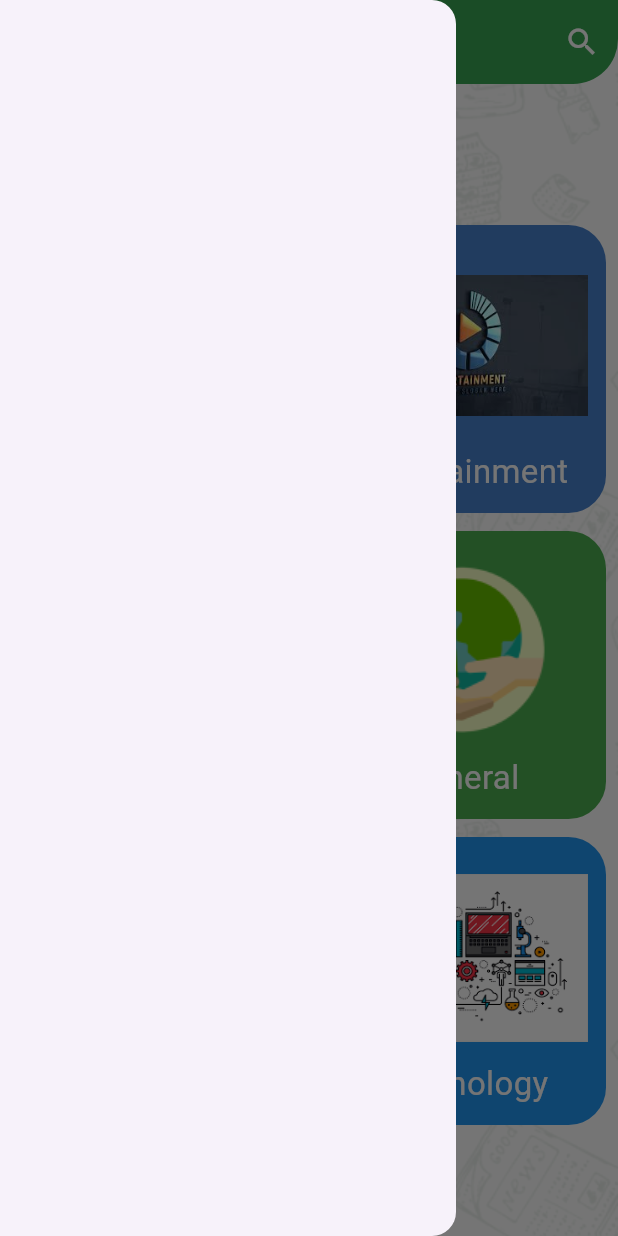
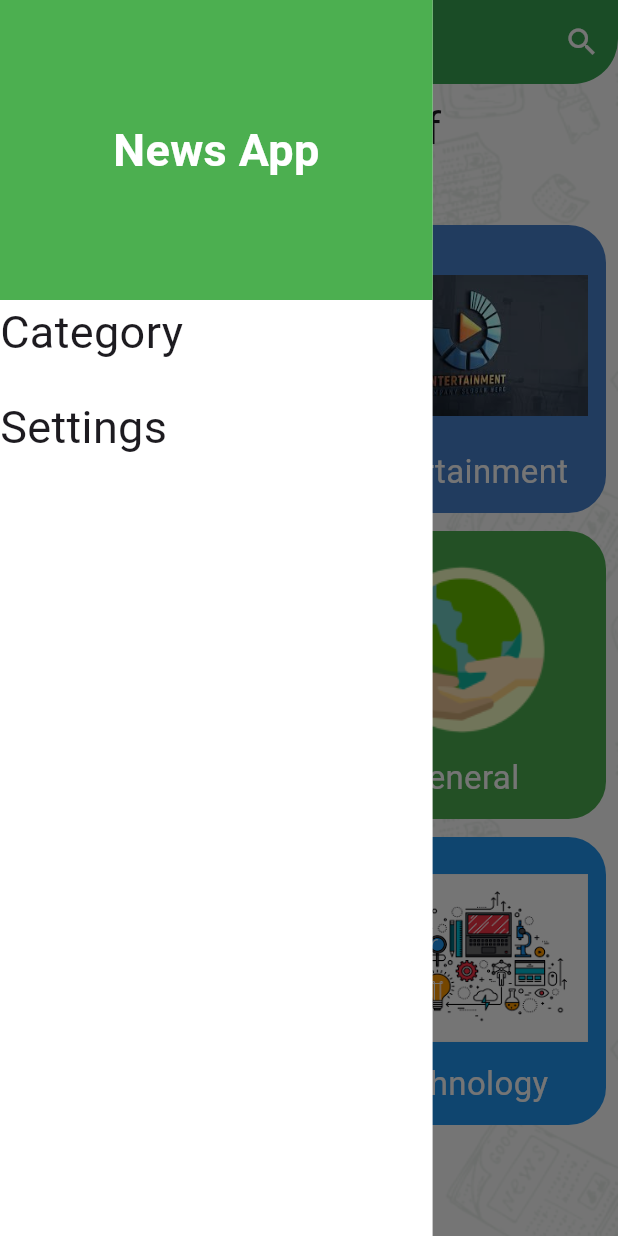
Before and after one commit to Ibrahim8545/News, a Flutter app: the screen it shows after launch, with the side drawer open, on a phone screen of 412 x 824 dp. Run offline on Flutter 3.47's test engine with Material 3 defaults, Android fonts, the phone set to English and light mode, and no system bars.

Commit message:
click to category to go news of same category

```diff
--- a/lib/home_screen.dart
+++ b/lib/home_screen.dart
@@ -1,11 +1,20 @@
 import 'package:flutter/material.dart';
+import 'package:newsapp/models/category_model.dart';
 import 'package:newsapp/utils/app_colors.dart';
 import 'package:newsapp/widget/categories_tab.dart';
+import 'package:newsapp/widget/drawer_item.dart';
 import 'package:newsapp/widget/news_ui.dart';
 
-class HomeScreen extends StatelessWidget {
+class HomeScreen extends StatefulWidget {
   static const String routeName = '/home_screen';
-  const HomeScreen({super.key});
+  HomeScreen({super.key});
+
+  @override
+  State<HomeScreen> createState() => _HomeScreenState();
+}
+
+class _HomeScreenState extends State<HomeScreen> {
+  CategoryModel? categoryModel;
 
   @override
   Widget build(BuildContext context) {
@@ -13,13 +22,13 @@ class HomeScreen extends StatelessWidget {
       decoration: BoxDecoration(
         color: Colors.white,
         image: DecorationImage(
-
           image: AssetImage('assets/images/pattern.png'),
-          fit: BoxFit.cover),
+          fit: BoxFit.cover,
+        ),
       ),
       child: Scaffold(
         backgroundColor: Colors.transparent,
-         drawer:Drawer(),
+        drawer: DrawerItem(onClick:onDrawerClicked ),
         appBar: AppBar(
           iconTheme: IconThemeData(color: Colors.white),
           title: const Text(
@@ -27,25 +36,50 @@ class HomeScreen extends StatelessWidget {
             style: TextStyle(
               color: Colors.white,
               fontSize: 25,
-              fontWeight: FontWeight.bold
-              ),
-
+              fontWeight: FontWeight.bold,
             ),
+          ),
           centerTitle: true,
           backgroundColor: AppColors.green,
-          shape:const  RoundedRectangleBorder(
-            borderRadius:BorderRadius.only(
+          shape: const RoundedRectangleBorder(
+            borderRadius: BorderRadius.only(
               bottomLeft: Radius.circular(30),
               bottomRight: Radius.circular(30),
-            )
-             ),
-             actions: [
-              IconButton(onPressed: (){}, icon: Icon(Icons.search)),
-             ],
-
+            ),
+          ),
+          actions: [
+            IconButton(
+              onPressed: () {},
+              icon: Icon(Icons.search),
+            ),
+          ],
         ),
-        body:CategorysTab()
+        body: categoryModel == null
+            ? CategorysTab(onclick: onCategorySelected)
+            : NewsUi(id: categoryModel!.id),
       ),
     );
   }
+  onDrawerClicked(id) {
+    if(id==DrawerItem.categories_id)
+    {
+      categoryModel=null;
+      Navigator.pop(context);
+    }
+    else if(id==DrawerItem.setting_id)
+    {
+
+
+    }
+    setState(() {
+
+    });
+
+  }
+ onCategorySelected(cat) {
+    categoryModel = cat;
+    setState(() {
+
+    });
+  }
 }
--- a/lib/main.dart
+++ b/lib/main.dart
@@ -18,8 +18,8 @@ class MyApp extends StatelessWidget {
     home:const  SplashScreen(),
       routes:{
 
-        HomeScreen.routeName : (context) => const HomeScreen(),
-        CategorysTab.routeName : (context) =>  CategorysTab(),
+        HomeScreen.routeName : (context) =>  HomeScreen(),
+        // CategorysTab.routeName : (context) =>  CategorysTab(),
       }
 
     );
--- a/lib/widget/categories_tab.dart
+++ b/lib/widget/categories_tab.dart
@@ -4,7 +4,8 @@ import 'package:newsapp/widget/category_items.dart';
 
 class CategorysTab extends StatelessWidget {
   static const String routeName = '/categorys_tab';
-   CategorysTab({  super.key});
+   CategorysTab({required this.onclick  ,super.key});
+    Function onclick;
 var  categoryModel=CategoryModel.getCategoryModel();
   @override
   Widget build(BuildContext context) {
@@ -21,10 +22,16 @@ var  categoryModel=CategoryModel.getCategoryModel();
                 mainAxisSpacing: 12
               ) ,
               itemBuilder: (context, index) {
-                return CategoryItems(
-                  categoryModel: categoryModel[index],
-                  isOdd: index.isOdd,
-                  );
+                return GestureDetector(
+                  onTap:()
+                  {
+                     onclick(categoryModel[index]);
+                  },
+                  child: CategoryItems(
+                    categoryModel: categoryModel[index],
+                    isOdd: index.isOdd,
+                    ),
+                );
               },
               itemCount: categoryModel.length,
               ),
--- /dev/null
+++ b/lib/widget/drawer_item.dart
@@ -0,0 +1,51 @@
+import 'package:flutter/material.dart';
+
+class DrawerItem extends StatelessWidget {
+   DrawerItem({required this.onClick ,super.key});
+ Function onClick;
+ static const int categories_id=1;
+ static const int setting_id=2;
+  @override
+  Widget build(BuildContext context) {
+    return Container(
+      width: MediaQuery.of(context).size.width*0.7,
+      color: Colors.white,
+
+      child: Column(
+        crossAxisAlignment: CrossAxisAlignment.start,
+        children: [
+          Container(
+            height: 200,
+            color: Colors.green,
+            width: double.infinity,
+            alignment: Alignment.center,
+            child: Text(
+              'News App',
+              style: TextStyle(
+                fontSize: 30,
+                fontWeight: FontWeight.bold,
+                color: Colors.white
+              ),
+
+            ),
+
+          ),
+           GestureDetector(
+            onTap: () {
+              onClick(categories_id);
+            },
+            child: Text('Category',style: TextStyle(fontSize: 30),)
+            ),
+             SizedBox(height: 20,),
+
+             GestureDetector(
+              onTap: () {
+                onClick(setting_id);
+              },
+            child: Text('Settings',style: TextStyle(fontSize: 30),)),
+
+        ],
+      ),
+    );
+  }
+}
--- a/lib/widget/news_item.dart
+++ b/lib/widget/news_item.dart
@@ -18,7 +18,11 @@ class NewsItem extends StatelessWidget {
         children: [
           ClipRRect(
             borderRadius: BorderRadius.circular(20),
-            child: Image.network(articles.urlToImage??'')),
+            child: Image.network(
+              articles.urlToImage??'',
+              height: 240,
+              )
+            ),
           Text(
             articles.source?.name??'',
             style: TextStyle(
--- a/lib/widget/news_ui.dart
+++ b/lib/widget/news_ui.dart
@@ -5,7 +5,8 @@ import 'package:newsapp/widget/news_item.dart';
 import 'package:newsapp/widget/tabs_item.dart';
 
 class NewsUi extends StatefulWidget {
-  NewsUi({super.key});
+  String id;
+  NewsUi({required this.id, super.key});
 
   @override
   State<NewsUi> createState() => _NewsUiState();
@@ -17,7 +18,7 @@ class _NewsUiState extends State<NewsUi> {
   @override
   Widget build(BuildContext context) {
     return FutureBuilder(
-        future: ApiManager.getSources(),
+        future: ApiManager.getSources(widget.id),
         builder: (context, snapshot) {
           if (snapshot.connectionState == ConnectionState.waiting) {
             return const Center(child: CircularProgressIndicator());
```
Also changed, not shown: lib/api_manger.dart (+8 -2 lines).
